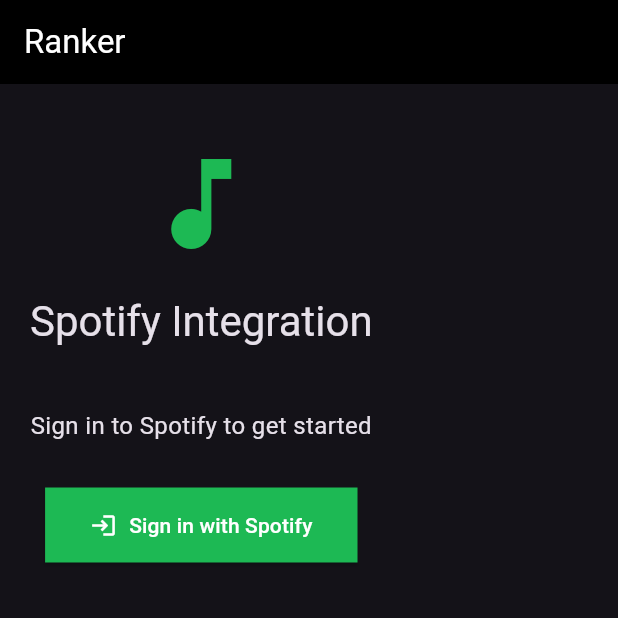
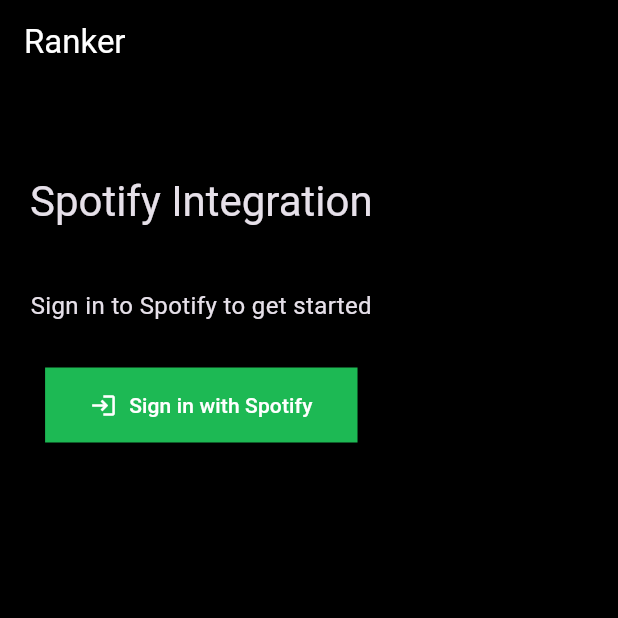
Before and after one commit to nschweitz/ranker, a Flutter app: the RatingScreen screen opened directly with empty values, after a tap on "NEXT", on a phone screen of 412 x 824 dp, the top half of it. Run offline on Flutter 3.47's test engine with Material 3 defaults, Android fonts, the phone set to English and light mode, and no system bars; our stand-ins replace app_links, flutter_secure_storage; accounts and stored records are empty.

Commit message:
better ui

```diff
--- a/lib/main.dart
+++ b/lib/main.dart
@@ -16,10 +16,13 @@ class MyApp extends StatelessWidget {
         colorScheme: const ColorScheme.dark(
           primary: Color(0xFF1DB954),
           secondary: Color(0xFF1DB954),
-          surface: Color(0xFF121212),
+          surface: Color(0xFF000000),
+          background: Color(0xFF000000),
         ),
+        scaffoldBackgroundColor: const Color(0xFF000000),
         cardTheme: const CardThemeData(
           shape: RoundedRectangleBorder(borderRadius: BorderRadius.zero),
+          color: Color(0xFF000000),
         ),
         elevatedButtonTheme: ElevatedButtonThemeData(
           style: ElevatedButton.styleFrom(
--- a/lib/screens/home_screen.dart
+++ b/lib/screens/home_screen.dart
@@ -296,11 +296,6 @@ class _MyHomePageState extends State<MyHomePage> {
           child: Column(
             children: <Widget>[
               const SizedBox(height: 20),
-              Icon(
-                Icons.music_note,
-                size: 80,
-                color: Theme.of(context).colorScheme.primary,
-              ),
               const SizedBox(height: 20),
               Text(
                 'Spotify Integration',
--- a/lib/screens/rating_screen.dart
+++ b/lib/screens/rating_screen.dart
@@ -247,7 +247,7 @@ class _RatingScreenState extends State<RatingScreen> {
     return SliderTheme(
       data: SliderTheme.of(context).copyWith(
         thumbShape: CustomSliderThumbShape(
-          thumbRadius: 14.0,
+          thumbRadius: isDragging ? 14.0 : 8.0,
           value: value,
           color: color,
           aspectName: label,
--- a/lib/screens/rating_screen_helpers.dart
+++ b/lib/screens/rating_screen_helpers.dart
@@ -77,16 +77,11 @@ class RatingScreenHelpers {
   static Widget buildCurrentSongCard(LikedSong song) {
     return Card(
       elevation: 2,
+      color: const Color(0xFF000000),
       child: Padding(
         padding: const EdgeInsets.all(12.0),
         child: Row(
           children: [
-            const Icon(
-              Icons.music_note,
-              color: Color(0xFF1DB954),
-              size: 32,
-            ),
-            const SizedBox(width: 12),
             Expanded(
               child: Column(
                 crossAxisAlignment: CrossAxisAlignment.start,
@@ -142,7 +137,7 @@ class RatingScreenHelpers {
         height: 64,
         child: Card(
           elevation: 0,
-          color: Colors.transparent,
+          color: const Color(0xFF000000),
           child: Container(),
         ),
       );
@@ -162,17 +157,11 @@ class RatingScreenHelpers {
         height: 64,
         child: Card(
           elevation: 1,
-          color: Colors.blue[50],
+          color: const Color(0xFF000000),
           child: Padding(
             padding: const EdgeInsets.all(12.0),
             child: Row(
               children: [
-                Icon(
-                  Icons.music_note_outlined,
-                  color: Colors.grey[400],
-                  size: 32,
-                ),
-                const SizedBox(width: 12),
                 Expanded(
                   child: Column(
                     crossAxisAlignment: CrossAxisAlignment.start,
@@ -183,7 +172,7 @@ class RatingScreenHelpers {
                           Container(
                             padding: const EdgeInsets.symmetric(horizontal: 8, vertical: 2),
                             decoration: BoxDecoration(
-                              color: Colors.blue[100],
+                              color: const Color(0xFF1A1A1A),
                               borderRadius: BorderRadius.circular(8),
                             ),
                             child: Text(
@@ -191,7 +180,7 @@ class RatingScreenHelpers {
                               style: TextStyle(
                                 fontSize: 12,
                                 fontWeight: FontWeight.bold,
-                                color: Colors.blue[800],
+                                color: Colors.white,
                               ),
                             ),
                           ),
@@ -244,17 +233,11 @@ class RatingScreenHelpers {
       height: 64,
       child: Card(
         elevation: 1,
-        color: Colors.blue[50],
+        color: const Color(0xFF000000),
         child: Padding(
           padding: const EdgeInsets.all(12.0),
           child: Row(
             children: [
-              Icon(
-                Icons.music_note_outlined,
-                color: Colors.blue[600],
-                size: 32,
-              ),
-              const SizedBox(width: 12),
               Expanded(
                 child: Column(
                   crossAxisAlignment: CrossAxisAlignment.start,
@@ -265,7 +248,7 @@ class RatingScreenHelpers {
                         Container(
                           padding: const EdgeInsets.symmetric(horizontal: 8, vertical: 2),
                           decoration: BoxDecoration(
-                            color: Colors.blue[100],
+                            color: const Color(0xFF1A1A1A),
                             borderRadius: BorderRadius.circular(8),
                           ),
                           child: Text(
@@ -273,7 +256,7 @@ class RatingScreenHelpers {
                             style: TextStyle(
                               fontSize: 12,
                               fontWeight: FontWeight.bold,
-                              color: Colors.blue[800],
+                              color: Colors.white,
                             ),
                           ),
                         ),
--- a/lib/widgets/song_list_item.dart
+++ b/lib/widgets/song_list_item.dart
@@ -21,11 +21,6 @@ class SongListItem extends StatelessWidget {
       child: ListTile(
         dense: true,
         onTap: onTap,
-        leading: const Icon(
-          Icons.music_note,
-          color: Color(0xFF1DB954),
-          size: 20,
-        ),
         title: Text(
           song.name,
           style: const TextStyle(fontWeight: FontWeight.bold, fontSize: 14),
```
